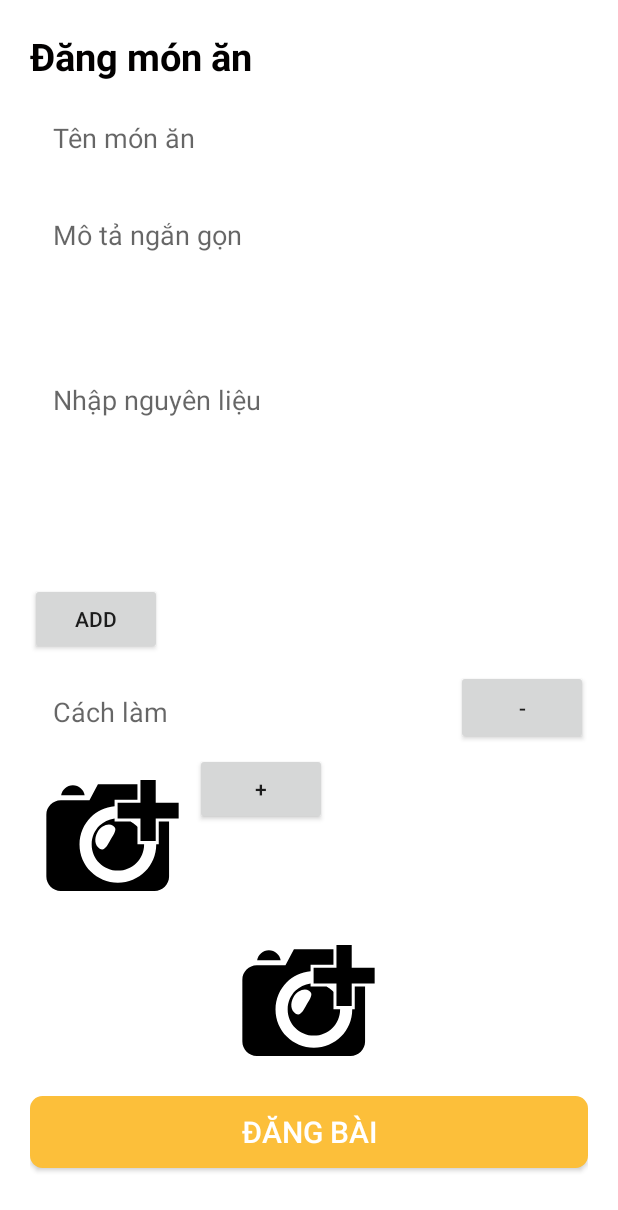
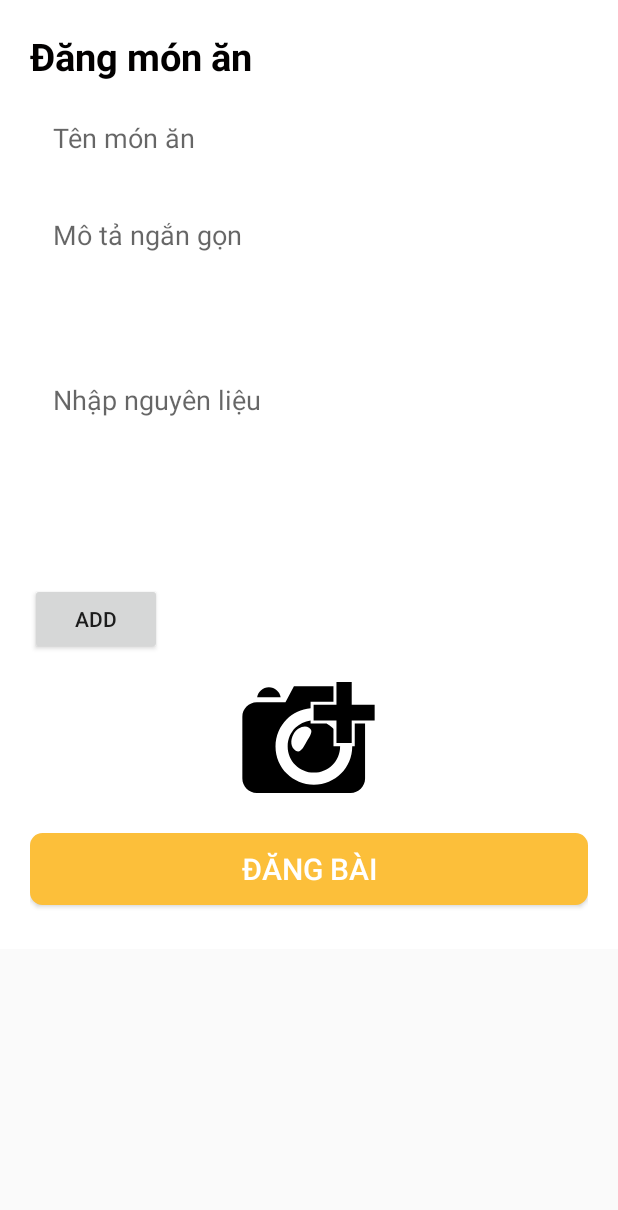
Before and after one commit to laitrungdung2000/cook-mobile, an Android app: the fragment Fragment_add shown on its own in the app's theme, on a phone screen of 412 x 824 dp. Shown: the top 1210 px of the screen. Run offline under Robolectric (Android 15) with nearby library versions, the phone set to English and light mode, and no system bars; our stand-ins replace Firebase (no records; nobody signed in at launch, a user with empty details on screens opened directly), Picasso; pictures from the network do not load.

```diff
--- a/app/src/main/res/layout/fragment_add.xml
+++ b/app/src/main/res/layout/fragment_add.xml
@@ -66,6 +66,7 @@
             <RelativeLayout
                 android:layout_width="fill_parent"
                 android:layout_height="wrap_content"
+                android:visibility="gone"
                 android:id="@+id/b1">
 
                 <EditText
@@ -89,22 +90,22 @@
                     android:layout_marginTop="10dp"
                     android:padding="15dp"
                     android:text="-" />
-                <ImageView
-                    android:id="@+id/imgStep"
-                    android:layout_width="wrap_content"
-                    android:layout_height="wrap_content"
-                    android:layout_below="@+id/cachlam"
-                    android:layout_margin="10dp"
-                    android:scaleType="fitXY"
-                    app:srcCompat="@drawable/camera"
-                    tools:ignore="VectorDrawableCompat"/>
-                <Button
-                    android:layout_width="wrap_content"
-                    android:layout_height="wrap_content"
-                    android:layout_toRightOf="@+id/imgStep"
-                    android:layout_below="@+id/cachlam"
-                    android:text="+"
-                    android:id="@+id/addImage"/>
+<!--                <ImageView-->
+<!--                    android:id="@+id/imgStep"-->
+<!--                    android:layout_width="wrap_content"-->
+<!--                    android:layout_height="wrap_content"-->
+<!--                    android:layout_below="@+id/cachlam"-->
+<!--                    android:layout_margin="10dp"-->
+<!--                    android:scaleType="fitXY"-->
+<!--                    app:srcCompat="@drawable/camera"-->
+<!--                    tools:ignore="VectorDrawableCompat"/>-->
+<!--                <Button-->
+<!--                    android:layout_width="wrap_content"-->
+<!--                    android:layout_height="wrap_content"-->
+<!--                    android:layout_toRightOf="@+id/imgStep"-->
+<!--                    android:layout_below="@+id/cachlam"-->
+<!--                    android:text="+"-->
+<!--                    android:id="@+id/addImage"/>-->
             </RelativeLayout>
 
             <RelativeLayout
```
Also changed, not shown: app/src/main/java/com/ui/letcook/Activity/Fragment_add.java (+25 -11 lines), app/src/main/java/com/ui/letcook/Activity/RecipeActivity.java (+15 -1 lines).
